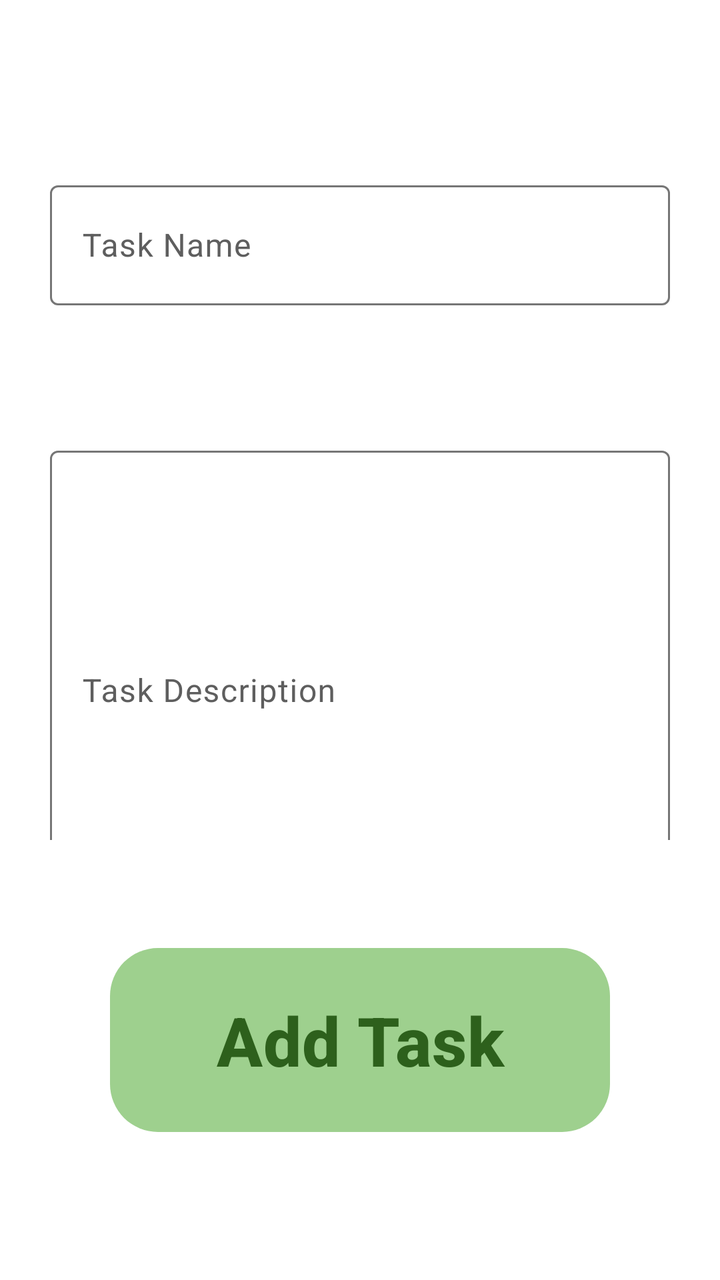
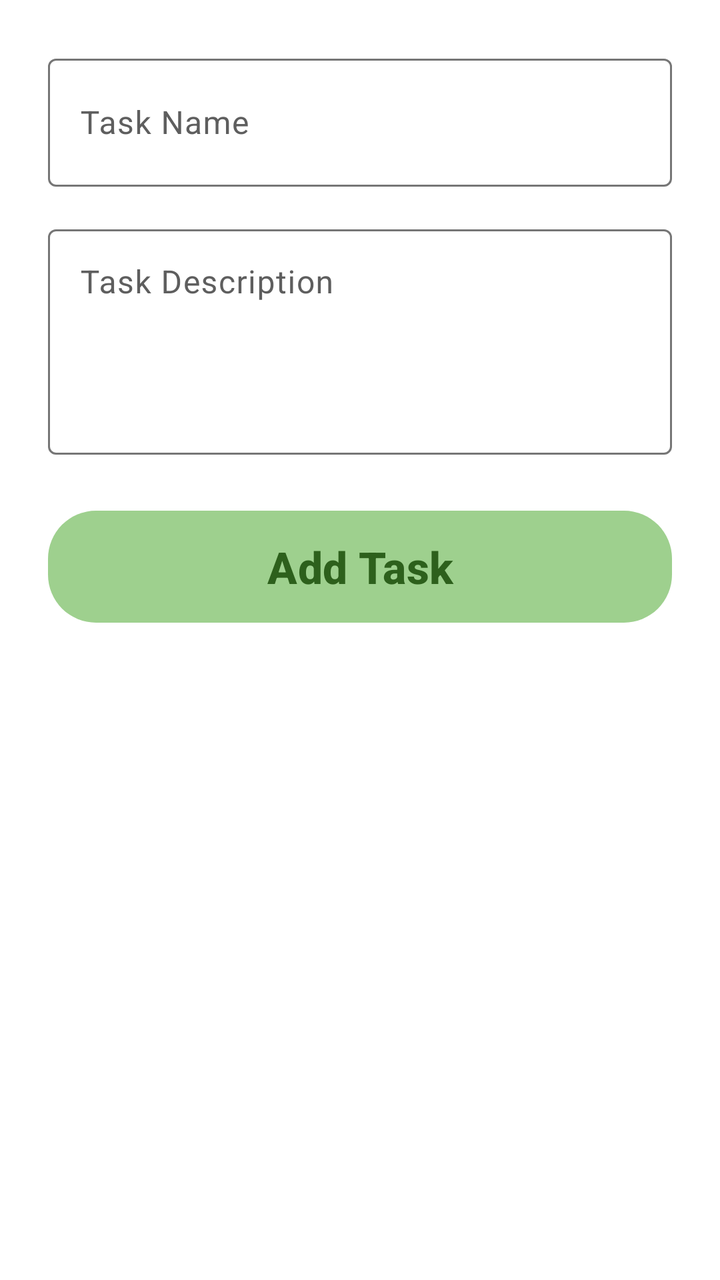

Two renders of the same Android screen: before a commit and after it. Below are the layout's source before the change and the commit's diff.
<!-- AndroidManifest.xml: application theme Theme.Zen -->
<!-- res/layout/fragment_add_task.xml -->
<?xml version="1.0" encoding="utf-8"?>
<androidx.constraintlayout.widget.ConstraintLayout xmlns:android="http://schemas.android.com/apk/res/android"
    xmlns:app="http://schemas.android.com/apk/res-auto"
    xmlns:tools="http://schemas.android.com/tools"
    android:layout_width="match_parent"
    android:layout_height="match_parent">

    <LinearLayout
        android:layout_width="0dp"
        android:layout_height="0dp"
        android:layout_marginTop="20dp"
        android:layout_marginBottom="20dp"
        android:gravity="center"
        android:orientation="vertical"
        app:layout_constraintBottom_toBottomOf="parent"
        app:layout_constraintEnd_toEndOf="parent"
        app:layout_constraintStart_toStartOf="parent"
        app:layout_constraintTop_toTopOf="parent">

        <FrameLayout
            android:layout_width="match_parent"
            android:layout_height="0dp"
            android:layout_weight="1">

            <com.google.android.material.textfield.TextInputLayout
                android:layout_width="match_parent"
                android:layout_height="wrap_content"
                android:layout_gravity="center_vertical"
                android:layout_marginStart="25dp"
                android:layout_marginEnd="25dp">

                <com.google.android.material.textfield.TextInputEditText
                    android:id="@+id/taskNameInput"
                    android:layout_width="match_parent"
                    android:layout_height="60dp"
                    android:hint="@string/task_name" />
            </com.google.android.material.textfield.TextInputLayout>
        </FrameLayout>

        <FrameLayout
            android:layout_width="match_parent"
            android:layout_height="0dp"
            android:layout_weight="1">

            <com.google.android.material.textfield.TextInputLayout
                android:layout_width="match_parent"
                android:layout_height="wrap_content"
                android:layout_gravity="center_vertical"
                android:layout_marginStart="25dp"
                android:layout_marginEnd="25dp">

                <com.google.android.material.textfield.TextInputEditText
                    android:id="@+id/taskDescriptionInput"
                    android:layout_width="match_parent"
                    android:layout_height="240dp"
                    android:hint="@string/task_description" />

            </com.google.android.material.textfield.TextInputLayout>
        </FrameLayout>

        <androidx.constraintlayout.widget.ConstraintLayout
            android:layout_width="match_parent"
            android:layout_height="0dp"
            android:layout_weight="1">

            <Button
                android:id="@+id/addTaskButton"
                android:layout_width="250dp"
                android:layout_height="100dp"
                android:layout_weight="1"
                android:text="@string/add_task"
                android:textSize="34sp"
                app:layout_constraintBottom_toBottomOf="parent"
                app:layout_constraintEnd_toEndOf="parent"
                app:layout_constraintStart_toStartOf="parent"
                app:layout_constraintTop_toTopOf="parent" />
        </androidx.constraintlayout.widget.ConstraintLayout>


    </LinearLayout>
</androidx.constraintlayout.widget.ConstraintLayout>
<!-- resources referenced by this layout -->
<resources>
  <string name="add_task">Add Task</string>
  <string name="task_description">Task Description</string>
  <string name="task_name">Task Name</string>
  <style name="Theme.Zen" parent="Base.Theme.Zen" />
  <style name="Base.Theme.Zen" parent="Theme.Material3.Light.NoActionBar">
          
          <item name="colorPrimary">@color/dark_green</item>
          <item name="colorOnPrimary">@color/white</item>
          <item name="colorPrimaryContainer">@color/green</item>
          <item name="colorOnPrimaryContainer">@color/dark_green</item>
          <item name="colorSecondaryContainer">@color/light_green</item>
          <item name="colorOnSecondaryContainer">@color/dark_green</item>
          <item name="colorSurface">@color/white</item>
          <item name="colorOnSurface">@color/dark_green</item>
          <item name="colorOnSurfaceVariant">@color/text_secondary</item>
          <item name="colorOutline">@color/outline</item>
          
          <item name="colorSurfaceContainerHighest">#FFEFEFEF</item>
          <item name="android:windowBackground">@color/white</item>
          <item name="materialButtonStyle">@style/Widget.Zen.Button</item>
          <item name="materialSwitchStyle">@style/Widget.Zen.Switch</item>
      </style>
  <color name="dark_green">#FF2D601C</color>
  <color name="white">#FFFFFFFF</color>
  <color name="green">#FF9ED08E</color>
  <color name="light_green">#FFDCF2D5</color>
  <color name="text_secondary">#FF5E5E5E</color>
  <color name="outline">#FF767676</color>
  <style name="Widget.Zen.Button" parent="Widget.Material3.Button">
          <item name="backgroundTint">@color/green</item>
          <item name="android:textColor">@color/dark_green</item>
          <item name="android:textStyle">bold</item>
          <item name="android:textSize">@dimen/text_button</item>
          <item name="android:minHeight">@dimen/button_height</item>
          <item name="cornerRadius">@dimen/corner_large</item>
      </style>
  <style name="Widget.Zen.Switch" parent="Widget.Material3.CompoundButton.MaterialSwitch">
          <item name="android:minHeight">@dimen/touch_target</item>
          <item name="android:textColor">@color/dark_green</item>
          <item name="android:textSize">@dimen/text_body_large</item>
      </style>
  <dimen name="text_button">22sp</dimen>
  <dimen name="button_height">64dp</dimen>
  <dimen name="corner_large">24dp</dimen>
  <dimen name="touch_target">48dp</dimen>
  <dimen name="text_body_large">18sp</dimen>
</resources>

<!-- the commit's change to res/layout/fragment_add_task.xml (unified diff, before → after) -->
@@ -1,81 +1,58 @@
 <?xml version="1.0" encoding="utf-8"?>
-<androidx.constraintlayout.widget.ConstraintLayout xmlns:android="http://schemas.android.com/apk/res/android"
+<androidx.core.widget.NestedScrollView xmlns:android="http://schemas.android.com/apk/res/android"
     xmlns:app="http://schemas.android.com/apk/res-auto"
-    xmlns:tools="http://schemas.android.com/tools"
     android:layout_width="match_parent"
-    android:layout_height="match_parent">
+    android:layout_height="match_parent"
+    android:fillViewport="true">
 
-    <LinearLayout
-        android:layout_width="0dp"
-        android:layout_height="0dp"
-        android:layout_marginTop="20dp"
-        android:layout_marginBottom="20dp"
-        android:gravity="center"
-        android:orientation="vertical"
-        app:layout_constraintBottom_toBottomOf="parent"
-        app:layout_constraintEnd_toEndOf="parent"
-        app:layout_constraintStart_toStartOf="parent"
-        app:layout_constraintTop_toTopOf="parent">
+    <androidx.constraintlayout.widget.ConstraintLayout
+        android:layout_width="match_parent"
+        android:layout_height="wrap_content"
+        android:padding="@dimen/screen_margin">
 
-        <FrameLayout
-            android:layout_width="match_parent"
-            android:layout_height="0dp"
-            android:layout_weight="1">
+        <LinearLayout
+            android:layout_width="0dp"
+            android:layout_height="wrap_content"
+            android:orientation="vertical"
+            app:layout_constraintEnd_toEndOf="parent"
+            app:layout_constraintStart_toStartOf="parent"
+            app:layout_constraintTop_toTopOf="parent"
+            app:layout_constraintWidth_max="@dimen/content_max_width">
+
+            <com.google.android.material.textfield.TextInputLayout
+                android:layout_width="match_parent"
+                android:layout_height="wrap_content">
+
+                <com.google.android.material.textfield.TextInputEditText
+                    android:id="@+id/taskNameInput"
+                    android:layout_width="match_parent"
+                    android:layout_height="wrap_content"
+                    android:hint="@string/task_name"
+                    android:inputType="textCapSentences"
+                    android:minHeight="@dimen/button_height" />
+            </com.google.android.material.textfield.TextInputLayout>
 
             <com.google.android.material.textfield.TextInputLayout
                 android:layout_width="match_parent"
                 android:layout_height="wrap_content"
-                android:layout_gravity="center_vertical"
-                android:layout_marginStart="25dp"
-                android:layout_marginEnd="25dp">
-
-                <com.google.android.material.textfield.TextInputEditText
-                    android:id="@+id/taskNameInput"
-                    android:layout_width="match_parent"
-                    android:layout_height="60dp"
-                    android:hint="@string/task_name" />
-            </com.google.android.material.textfield.TextInputLayout>
-        </FrameLayout>
-
-        <FrameLayout
-            android:layout_width="match_parent"
-            android:layout_height="0dp"
-            android:layout_weight="1">
-
-            <com.google.android.material.textfield.TextInputLayout
-                android:layout_width="match_parent"
-                android:layout_height="wrap_content"
-                android:layout_gravity="center_vertical"
-                android:layout_marginStart="25dp"
-                android:layout_marginEnd="25dp">
+                android:layout_marginTop="@dimen/spacing_medium">
 
                 <com.google.android.material.textfield.TextInputEditText
                     android:id="@+id/taskDescriptionInput"
                     android:layout_width="match_parent"
-                    android:layout_height="240dp"
-                    android:hint="@string/task_description" />
-
+                    android:layout_height="wrap_content"
+                    android:gravity="top|start"
+                    android:hint="@string/task_description"
+                    android:inputType="textCapSentences|textMultiLine"
+                    android:minLines="4" />
             </com.google.android.material.textfield.TextInputLayout>
-        </FrameLayout>
-
-        <androidx.constraintlayout.widget.ConstraintLayout
-            android:layout_width="match_parent"
-            android:layout_height="0dp"
-            android:layout_weight="1">
 
             <Button
                 android:id="@+id/addTaskButton"
-                android:layout_width="250dp"
-                android:layout_height="100dp"
-                android:layout_weight="1"
-                android:text="@string/add_task"
-                android:textSize="34sp"
-                app:layout_constraintBottom_toBottomOf="parent"
-                app:layout_constraintEnd_toEndOf="parent"
-                app:layout_constraintStart_toStartOf="parent"
-                app:layout_constraintTop_toTopOf="parent" />
-        </androidx.constraintlayout.widget.ConstraintLayout>
-
-
-    </LinearLayout>
-</androidx.constraintlayout.widget.ConstraintLayout>
+                android:layout_width="match_parent"
+                android:layout_height="wrap_content"
+                android:layout_marginTop="@dimen/spacing_large"
+                android:text="@string/add_task" />
+        </LinearLayout>
+    </androidx.constraintlayout.widget.ConstraintLayout>
+</androidx.core.widget.NestedScrollView>
<!-- resource entries referenced after the edit -->
@@ -43,6 +43,10 @@
       </style>
   <dimen name="text_button">22sp</dimen>
   <dimen name="button_height">64dp</dimen>
+  <dimen name="content_max_width">560dp</dimen>
+  <dimen name="screen_margin">24dp</dimen>
+  <dimen name="spacing_large">24dp</dimen>
+  <dimen name="spacing_medium">16dp</dimen>
   <dimen name="corner_large">24dp</dimen>
   <dimen name="touch_target">48dp</dimen>
   <dimen name="text_body_large">18sp</dimen>
